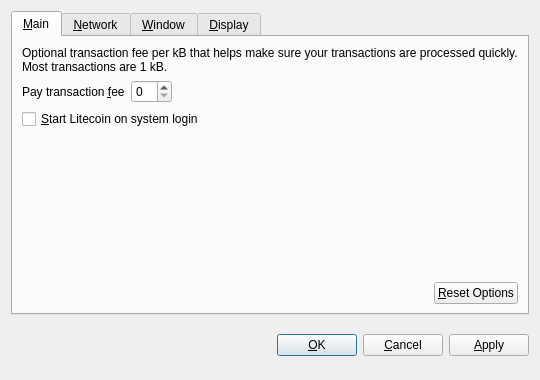
Dilmacoin/dilmacoin, file src/qt/forms/optionsdialog.ui: the form before one commit.
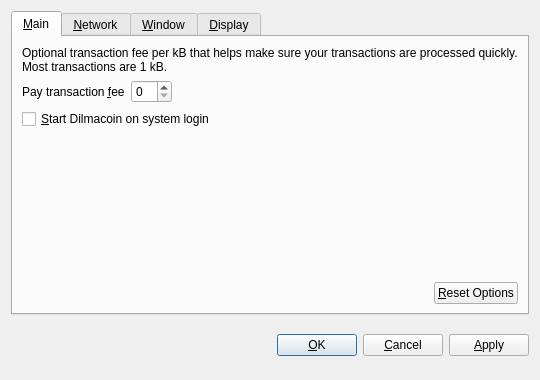
The form after the commit. Custom widgets are drawn as their Qt base class.

The edit to the form file:
```diff
--- a/src/qt/forms/optionsdialog.ui
+++ b/src/qt/forms/optionsdialog.ui
@@ -82,7 +82,7 @@
           <string>Automatically start Litecoin after logging in to the system.</string>
          </property>
          <property name="text">
-          <string>&amp;Start Litecoin on system login</string>
+          <string>&amp;Start Dilmacoin on system login</string>
          </property>
         </widget>
        </item>
```
Left out of the diff: 10 changed lines with no effect on the pictures.
